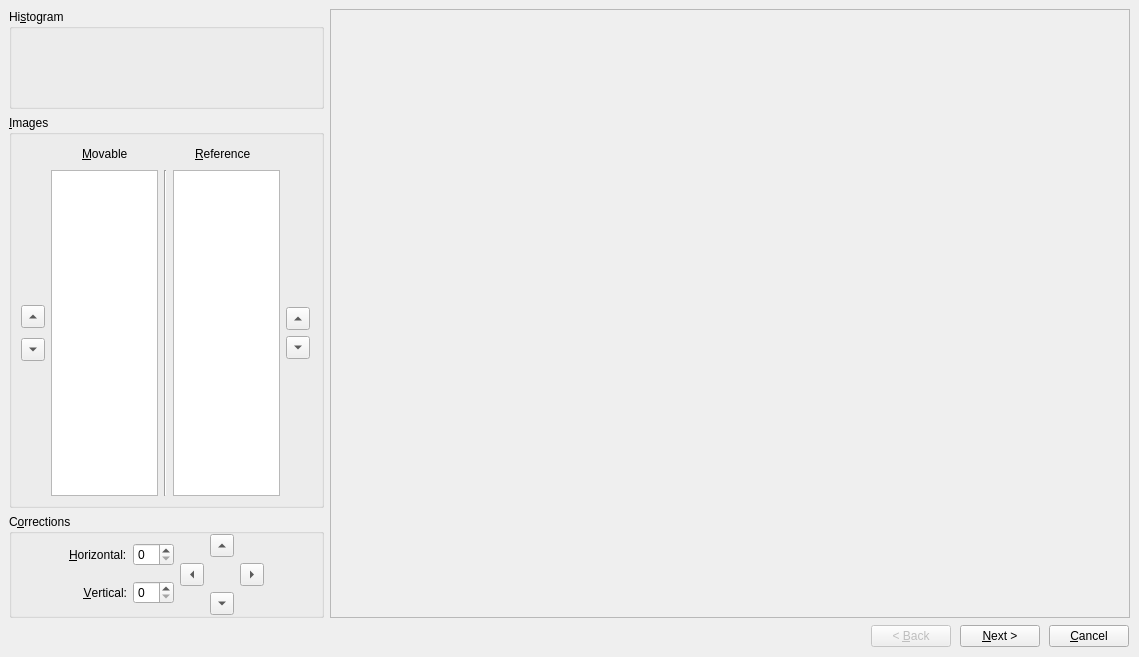
Old version of the form forms/aligndialog.ui in the repository LuminanceHDR/LuminanceHDR.
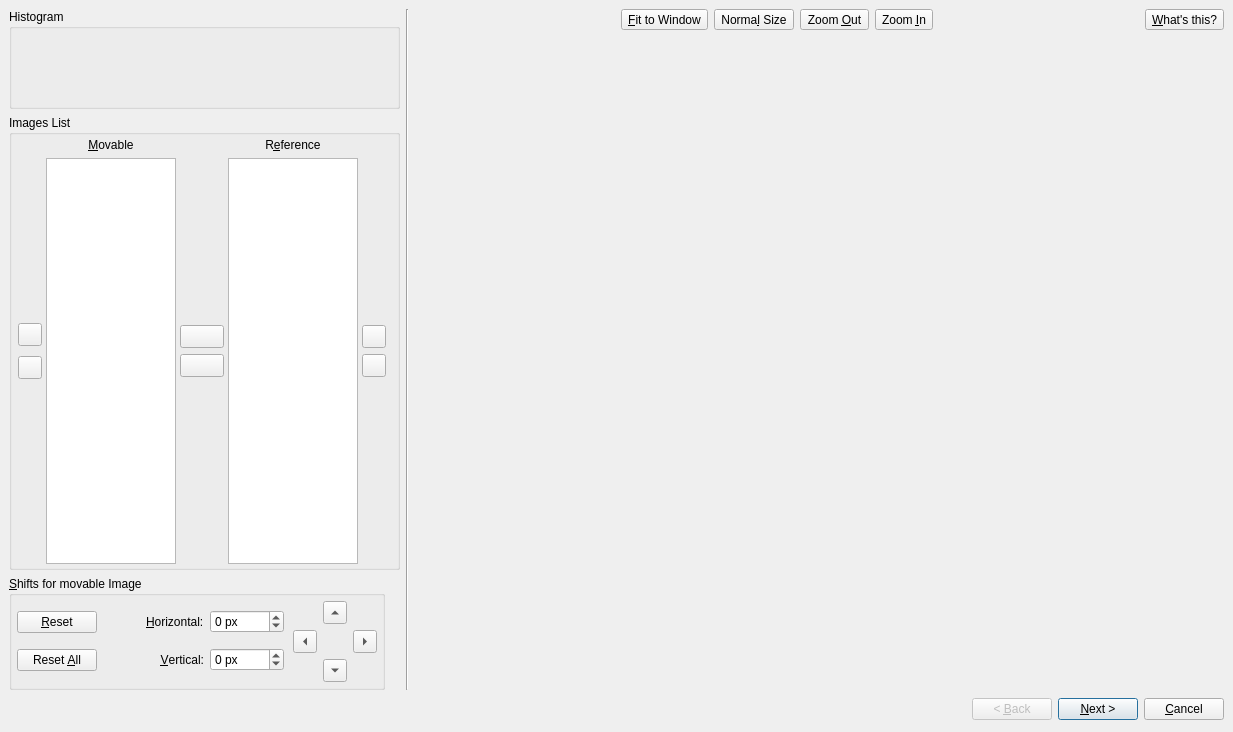
New version of the form. Icons and pictures are not drawn.

Commit message: project.pro: install doc (readme authors copying ...) files as well maingui: added "about qtpfsgui" info dialog maingui: showing hdr list in windows menu item hdr wizard: new manual alignment dialog hdr wizard: added 2 auto-alignment engines: hugin's align_image_stack and MTB hdr wizard: removed last wizard page (useless) hdr wizard: now checking that images have all the same size. help_about.ui renamed to documentation.ui pfsoutldrimage.cpp output QImage with alphas (opaque). now is possible to load jpeg and tiff in the same set AUTHORS: added czech translator

```diff
--- a/forms/aligndialog.ui
+++ b/forms/aligndialog.ui
@@ -1,6 +1,6 @@
 <ui version="4.0" >
- <class>AlignDialog</class>
- <widget class="QDialog" name="AlignDialog" >
+ <class>AlignmentDialog</class>
+ <widget class="QDialog" name="AlignmentDialog" >
   <property name="windowModality" >
    <enum>Qt::ApplicationModal</enum>
   </property>
@@ -8,12 +8,20 @@
    <rect>
     <x>0</x>
     <y>0</y>
-    <width>1139</width>
-    <height>657</height>
+    <width>1233</width>
+    <height>732</height>
    </rect>
   </property>
+  <property name="sizePolicy" >
+   <sizepolicy>
+    <hsizetype>3</hsizetype>
+    <vsizetype>5</vsizetype>
+    <horstretch>0</horstretch>
+    <verstretch>0</verstretch>
+   </sizepolicy>
+  </property>
   <property name="windowTitle" >
-   <string>Alignment Dialog</string>
+   <string>Manual Alignment Dialog</string>
   </property>
   <property name="windowIcon" >
    <iconset resource="../icons.qrc" >:/new/prefix1/images/qtpfsgui.png</iconset>
@@ -46,100 +54,281 @@
        </property>
        <item>
         <widget class="QGroupBox" name="histogramGroupBox" >
+         <property name="sizePolicy" >
+          <sizepolicy>
+           <hsizetype>5</hsizetype>
+           <vsizetype>5</vsizetype>
+           <horstretch>0</horstretch>
+           <verstretch>0</verstretch>
+          </sizepolicy>
+         </property>
          <property name="minimumSize" >
           <size>
            <width>0</width>
            <height>100</height>
           </size>
          </property>
+         <property name="toolTip" >
+          <string>Histogram of the image</string>
+         </property>
+         <property name="whatsThis" >
+          <string>When the same image is selected in both the movable and reference lists, this area will show the histogram of that image.</string>
+         </property>
          <property name="title" >
-          <string>Hi&amp;stogram</string>
+          <string>Histogram</string>
          </property>
         </widget>
        </item>
        <item>
         <widget class="QGroupBox" name="listsGroupBox" >
+         <property name="maximumSize" >
+          <size>
+           <width>391</width>
+           <height>16777215</height>
+          </size>
+         </property>
          <property name="title" >
-          <string>&amp;Images</string>
+          <string>Images List</string>
          </property>
-         <layout class="QVBoxLayout" >
+         <layout class="QHBoxLayout" >
           <property name="margin" >
-           <number>9</number>
+           <number>3</number>
           </property>
           <property name="spacing" >
-           <number>6</number>
+           <number>1</number>
           </property>
           <item>
-           <layout class="QHBoxLayout" >
+           <layout class="QVBoxLayout" >
+            <property name="margin" >
+             <number>0</number>
+            </property>
+            <property name="spacing" >
+             <number>10</number>
+            </property>
+            <item>
+             <spacer>
+              <property name="orientation" >
+               <enum>Qt::Vertical</enum>
+              </property>
+              <property name="sizeHint" >
+               <size>
+                <width>20</width>
+                <height>40</height>
+               </size>
+              </property>
+             </spacer>
+            </item>
+            <item>
+             <widget class="QToolButton" name="prevLeftButton" >
+              <property name="toolTip" >
+               <string>Select the previous image in the movable list</string>
+              </property>
+              <property name="whatsThis" >
+               <string>Use this button to move the selection to the previous image in the movable list.</string>
+              </property>
+              <property name="icon" >
+               <iconset resource="../icons.qrc" >:/new/prefix1/images/uparrow.png</iconset>
+              </property>
+             </widget>
+            </item>
+            <item>
+             <widget class="QToolButton" name="nextLeftButton" >
+              <property name="toolTip" >
+               <string>Select the next image in the movable list</string>
+              </property>
+              <property name="whatsThis" >
+               <string>Use this button to move the selection to the next image in the movable list.</string>
+              </property>
+              <property name="icon" >
+               <iconset resource="../icons.qrc" >:/new/prefix1/images/downarrow.png</iconset>
+              </property>
+             </widget>
+            </item>
+            <item>
+             <spacer>
+              <property name="orientation" >
+               <enum>Qt::Vertical</enum>
+              </property>
+              <property name="sizeHint" >
+               <size>
+                <width>20</width>
+                <height>40</height>
+               </size>
+              </property>
+             </spacer>
+            </item>
+           </layout>
+          </item>
+          <item>
+           <layout class="QVBoxLayout" >
             <property name="margin" >
              <number>0</number>
             </property>
             <property name="spacing" >
              <number>6</number>
             </property>
-            <item>
-             <spacer>
-              <property name="orientation" >
-               <enum>Qt::Horizontal</enum>
-              </property>
-              <property name="sizeHint" >
-               <size>
-                <width>40</width>
-                <height>20</height>
-               </size>
-              </property>
-             </spacer>
-            </item>
             <item>
              <widget class="QLabel" name="label" >
               <property name="text" >
                <string>&amp;Movable</string>
               </property>
+              <property name="alignment" >
+               <set>Qt::AlignCenter</set>
+              </property>
               <property name="buddy" >
                <cstring>movableListWidget</cstring>
               </property>
              </widget>
             </item>
             <item>
+             <widget class="QListWidget" name="movableListWidget" >
+              <property name="sizePolicy" >
+               <sizepolicy>
+                <hsizetype>7</hsizetype>
+                <vsizetype>7</vsizetype>
+                <horstretch>0</horstretch>
+                <verstretch>0</verstretch>
+               </sizepolicy>
+              </property>
+              <property name="maximumSize" >
+               <size>
+                <width>130</width>
+                <height>16777215</height>
+               </size>
+              </property>
+              <property name="toolTip" >
+               <string>The movable image is the one currently selected</string>
+              </property>
+              <property name="whatsThis" >
+               <string>The image currently selected in this list can be translated up,down,left and right using the controls below</string>
+              </property>
+             </widget>
+            </item>
+           </layout>
+          </item>
+          <item>
+           <layout class="QVBoxLayout" >
+            <property name="margin" >
+             <number>0</number>
+            </property>
+            <property name="spacing" >
+             <number>6</number>
+            </property>
+            <item>
              <spacer>
               <property name="orientation" >
-               <enum>Qt::Horizontal</enum>
+               <enum>Qt::Vertical</enum>
               </property>
               <property name="sizeHint" >
                <size>
-                <width>40</width>
-                <height>20</height>
+                <width>20</width>
+                <height>40</height>
                </size>
               </property>
              </spacer>
             </item>
+            <item>
+             <widget class="QToolButton" name="prevBothButton" >
+              <property name="minimumSize" >
+               <size>
+                <width>44</width>
+                <height>0</height>
+               </size>
+              </property>
+              <property name="toolTip" >
+               <string>Select the previous image in both lists</string>
+              </property>
+              <property name="whatsThis" >
+               <string>Use this button to move the selection to the previous image in both lists.</string>
+              </property>
+              <property name="icon" >
+               <iconset resource="../icons.qrc" >:/new/prefix1/images/uparrow.png</iconset>
+              </property>
+             </widget>
+            </item>
+            <item>
+             <widget class="QToolButton" name="nextBothButton" >
+              <property name="minimumSize" >
+               <size>
+                <width>44</width>
+                <height>0</height>
+               </size>
+              </property>
+              <property name="toolTip" >
+               <string>Select the next image in both lists</string>
+              </property>
+              <property name="whatsThis" >
+               <string>Use this button to move the selection to the next image in both lists.</string>
+              </property>
+              <property name="icon" >
+               <iconset resource="../icons.qrc" >:/new/prefix1/images/downarrow.png</iconset>
+              </property>
+             </widget>
+            </item>
+            <item>
+             <spacer>
+              <property name="orientation" >
+               <enum>Qt::Vertical</enum>
+              </property>
+              <property name="sizeHint" >
+               <size>
+                <width>20</width>
+                <height>40</height>
+               </size>
+              </property>
+             </spacer>
+            </item>
+           </layout>
+          </item>
+          <item>
+           <layout class="QVBoxLayout" >
+            <property name="margin" >
+             <number>0</number>
+            </property>
+            <property name="spacing" >
+             <number>6</number>
+            </property>
             <item>
              <widget class="QLabel" name="label_2" >
               <property name="text" >
-               <string>&amp;Reference</string>
+               <string>R&amp;eference</string>
+              </property>
+              <property name="alignment" >
+               <set>Qt::AlignCenter</set>
               </property>
               <property name="buddy" >
-               <cstring>movableListWidget_2</cstring>
+               <cstring>referenceListWidget</cstring>
               </property>
              </widget>
             </item>
             <item>
-             <spacer>
-              <property name="orientation" >
-               <enum>Qt::Horizontal</enum>
+             <widget class="QListWidget" name="referenceListWidget" >
+              <property name="sizePolicy" >
+               <sizepolicy>
+                <hsizetype>7</hsizetype>
+                <vsizetype>7</vsizetype>
+                <horstretch>0</horstretch>
+                <verstretch>0</verstretch>
+               </sizepolicy>
               </property>
-              <property name="sizeHint" >
+              <property name="maximumSize" >
                <size>
-                <width>40</width>
-                <height>20</height>
+                <width>130</width>
+                <height>16777215</height>
                </size>
               </property>
-             </spacer>
+              <property name="toolTip" >
+               <string>The reference image is the one currently selected</string>
+              </property>
+              <property name="whatsThis" >
+               <string>The image currently selected in this list serves as a reference position for the movable image</string>
+              </property>
+             </widget>
             </item>
            </layout>
           </item>
           <item>
-           <layout class="QHBoxLayout" >
+           <layout class="QVBoxLayout" >
             <property name="margin" >
              <number>0</number>
             </property>
@@ -147,117 +336,56 @@
              <number>6</number>
             </property>
             <item>
-             <layout class="QVBoxLayout" >
-              <property name="margin" >
-               <number>0</number>
+             <spacer>
+              <property name="orientation" >
+               <enum>Qt::Vertical</enum>
               </property>
-              <property name="spacing" >
-               <number>10</number>
+              <property name="sizeHint" >
+               <size>
+                <width>26</width>
+                <height>41</height>
+               </size>
               </property>
-              <item>
-               <spacer>
-                <property name="orientation" >
-                 <enum>Qt::Vertical</enum>
-                </property>
-                <property name="sizeHint" >
-                 <size>
-                  <width>20</width>
-                  <height>40</height>
-                 </size>
-                </property>
-               </spacer>
-              </item>
-              <item>
-               <widget class="QToolButton" name="prevLeftButton" >
-                <property name="arrowType" >
-                 <enum>Qt::UpArrow</enum>
-                </property>
-               </widget>
-              </item>
-              <item>
-               <widget class="QToolButton" name="nextLeftButton" >
-                <property name="arrowType" >
-                 <enum>Qt::DownArrow</enum>
-                </property>
-               </widget>
-              </item>
-              <item>
-               <spacer>
-                <property name="orientation" >
-                 <enum>Qt::Vertical</enum>
-                </property>
-                <property name="sizeHint" >
-                 <size>
-                  <width>20</width>
-                  <height>40</height>
-                 </size>
-                </property>
-               </spacer>
-              </item>
-             </layout>
+             </spacer>
             </item>
             <item>
-             <widget class="QListWidget" name="movableListWidget" />
+             <widget class="QToolButton" name="prevRightButton" >
+              <property name="toolTip" >
+               <string>Select the previous image in the reference list</string>
+              </property>
+              <property name="whatsThis" >
+               <string>Use this button to move the selection to the previous image in the reference list.</string>
+              </property>
+              <property name="icon" >
+               <iconset resource="../icons.qrc" >:/new/prefix1/images/uparrow.png</iconset>
+              </property>
+             </widget>
             </item>
             <item>
-             <widget class="Line" name="line" >
-              <property name="orientation" >
-               <enum>Qt::Vertical</enum>
+             <widget class="QToolButton" name="nextRightButton" >
+              <property name="toolTip" >
+               <string>Select the next image in the reference list</string>
               </property>
+              <property name="whatsThis" >
+               <string>Use this button to move the selection to the next image in the reference list.</string>
+              </property>
+              <property name="icon" >
+               <iconset resource="../icons.qrc" >:/new/prefix1/images/downarrow.png</iconset>
+              </property>
              </widget>
             </item>
             <item>
-             <widget class="QListWidget" name="movableListWidget_2" />
-            </item>
-            <item>
-             <layout class="QVBoxLayout" >
-              <property name="margin" >
-               <number>0</number>
+             <spacer>
+              <property name="orientation" >
+               <enum>Qt::Vertical</enum>
               </property>
-              <property name="spacing" >
-               <number>6</number>
+              <property name="sizeHint" >
+               <size>
+                <width>26</width>
+                <height>41</height>
+               </size>
               </property>
-              <item>
-               <spacer>
-                <property name="orientation" >
-                 <enum>Qt::Vertical</enum>
-                </property>
-                <property name="sizeHint" >
-                 <size>
-                  <width>26</width>
-                  <height>41</height>
-                 </size>
-                </property>
-               </spacer>
-              </item>
-              <item>
-               <widget class="QToolButton" name="prevRightButton" >
-                <property name="arrowType" >
-                 <enum>Qt::UpArrow</enum>
-                </property>
-               </widget>
-              </item>
-              <item>
-               <widget class="QToolButton" name="nextRightButton" >
-                <property name="arrowType" >
-                 <enum>Qt::DownArrow</enum>
-                </property>
-               </widget>
-              </item>
-              <item>
-               <spacer>
-                <property name="orientation" >
-                 <enum>Qt::Vertical</enum>
-                </property>
-                <property name="sizeHint" >
-                 <size>
-                  <width>26</width>
-                  <height>41</height>
-                 </size>
-                </property>
-               </spacer>
-              </item>
-             </layout>
+             </spacer>
             </item>
            </layout>
           </item>
@@ -266,16 +394,60 @@
        </item>
        <item>
         <widget class="QGroupBox" name="correctionsGroupBox" >
+         <property name="sizePolicy" >
+          <sizepolicy>
+           <hsizetype>4</hsizetype>
+           <vsizetype>5</vsizetype>
+           <horstretch>0</horstretch>
+           <verstretch>0</verstretch>
+          </sizepolicy>
+         </property>
+         <property name="toolTip" >
+          <string>Shift values for the currently selected movable image</string>
+         </property>
+         <property name="whatsThis" >
+          <string>Here the user can view and set the shift values for the currently selected movable image</string>
+         </property>
          <property name="title" >
-          <string>C&amp;orrections</string>
+          <string>&amp;Shifts for movable Image</string>
          </property>
          <layout class="QHBoxLayout" >
           <property name="margin" >
-           <number>0</number>
+           <number>5</number>
           </property>
           <property name="spacing" >
-           <number>6</number>
+           <number>9</number>
           </property>
+          <item>
+           <layout class="QVBoxLayout" >
+            <property name="margin" >
+             <number>0</number>
+            </property>
+            <property name="spacing" >
+             <number>6</number>
+            </property>
+            <item>
+             <widget class="QPushButton" name="resetButton" >
+              <property name="toolTip" >
+               <string>Reset the shift values for the currently selected movable image</string>
+              </property>
+              <property name="text" >
+               <string>&amp;Reset</string>
+              </property>
+             </widget>
+            </item>
+            <item>
+             <widget class="QPushButton" name="resetAllButton" >
+              <property name="toolTip" >
+               <string>Reset the shift values for all the images</string>
+              </property>
+              <property name="text" >
+               <string>Reset &amp;All</string>
+              </property>
+             </widget>
+            </item>
+           </layout>
+          </item>
           <item>
            <spacer>
             <property name="orientation" >
@@ -303,7 +475,7 @@
                <string>&amp;Horizontal:</string>
               </property>
               <property name="buddy" >
-               <cstring>vertShiftSB</cstring>
+               <cstring>horizShiftSB</cstring>
               </property>
              </widget>
             </item>
@@ -324,10 +496,36 @@
              </widget>
             </item>
             <item row="0" column="1" >
-             <widget class="QSpinBox" name="horizShiftSB" />
+             <widget class="QSpinBox" name="horizShiftSB" >
+              <property name="toolTip" >
+               <string>Insert an horizontal shift value for the currently selected movable image</string>
+              </property>
+              <property name="suffix" >
+               <string> px</string>
+              </property>
+              <property name="maximum" >
+               <number>9000</number>
+              </property>
+              <property name="minimum" >
+               <number>-9000</number>
+              </property>
+             </widget>
             </item>
             <item row="1" column="1" >
-             <widget class="QSpinBox" name="vertShiftSB" />
+             <widget class="QSpinBox" name="vertShiftSB" >
+              <property name="toolTip" >
+               <string>Insert a vertical shift value for the currently selected movable image</string>
+              </property>
+              <property name="suffix" >
+               <string> px</string>
+              </property>
+              <property name="maximum" >
+               <number>9000</number>
+              </property>
+              <property name="minimum" >
+               <number>-9000</number>
+              </property>
+             </widget>
             </item>
            </layout>
           </item>
@@ -341,6 +539,12 @@
             </property>
             <item row="0" column="1" >
              <widget class="QToolButton" name="upToolButton" >
+              <property name="toolTip" >
+               <string>Move up of 1 pixel the currently selected movable image</string>
+              </property>
+              <property name="autoRepeat" >
+               <bool>true</bool>
+              </property>
               <property name="arrowType" >
                <enum>Qt::UpArrow</enum>
               </property>
@@ -348,6 +552,12 @@
             </item>
             <item row="2" column="1" >
              <widget class="QToolButton" name="downToolButton" >
+              <property name="toolTip" >
+               <string>Move down of 1 pixel the currently selected movable image</string>
+              </property>
+              <property name="autoRepeat" >
+               <bool>true</bool>
+              </property>
               <property name="arrowType" >
                <enum>Qt::DownArrow</enum>
               </property>
@@ -355,6 +565,12 @@
             </item>
             <item row="1" column="2" >
              <widget class="QToolButton" name="rightToolButton" >
+              <property name="toolTip" >
+               <string>Move right of 1 pixel the currently selected movable image</string>
+              </property>
+              <property name="autoRepeat" >
+               <bool>true</bool>
+              </property>
               <property name="arrowType" >
                <enum>Qt::RightArrow</enum>
               </property>
@@ -362,6 +578,12 @@
             </item>
             <item row="1" column="0" >
              <widget class="QToolButton" name="leftToolButton" >
+              <property name="toolTip" >
+               <string>Move left of 1 pixel the currently selected movable image</string>
+              </property>
+              <property name="autoRepeat" >
+               <bool>true</bool>
+              </property>
               <property name="arrowType" >
                <enum>Qt::LeftArrow</enum>
               </property>
@@ -369,49 +591,204 @@
             </item>
            </layout>
           </item>
-          <item>
-           <spacer>
-            <property name="orientation" >
-             <enum>Qt::Horizontal</enum>
-            </property>
-            <property name="sizeHint" >
-             <size>
-              <width>40</width>
-              <height>20</height>
-             </size>
-            </property>
-           </spacer>
-          </item>
          </layout>
         </widget>
        </item>
       </layout>
      </item>
      <item>
-      <widget class="QFrame" name="diffImageFrame" >
-       <property name="minimumSize" >
-        <size>
-         <width>800</width>
-         <height>600</height>
-        </size>
-       </property>
-       <property name="frameShape" >
-        <enum>QFrame::StyledPanel</enum>
-       </property>
-       <property name="frameShadow" >
-        <enum>QFrame::Sunken</enum>
+      <widget class="Line" name="line_2" >
+       <property name="orientation" >
+        <enum>Qt::Vertical</enum>
        </property>
       </widget>
      </item>
+     <item>
+      <layout class="QVBoxLayout" >
+       <property name="margin" >
+        <number>0</number>
+       </property>
+       <property name="spacing" >
+        <number>6</number>
+       </property>
+       <item>
+        <layout class="QHBoxLayout" >
+         <property name="margin" >
+          <number>0</number>
+         </property>
+         <property name="spacing" >
+          <number>6</number>
+         </property>
+         <item>
+          <spacer>
+           <property name="orientation" >
+            <enum>Qt::Horizontal</enum>
+           </property>
+           <property name="sizeHint" >
+            <size>
+             <width>20</width>
+             <height>20</height>
+            </size>
+           </property>
+          </spacer>
+         </item>
+         <item>
+          <widget class="QToolButton" name="fitButton" >
+           <property name="toolTip" >
+            <string>Fit to window</string>
+           </property>
+           <property name="text" >
+            <string>&amp;Fit to Window</string>
+           </property>
+           <property name="icon" >
+            <iconset resource="../icons.qrc" >:/new/prefix1/images/viewmagfit.png</iconset>
+           </property>
+           <property name="iconSize" >
+            <size>
+             <width>22</width>
+             <height>22</height>
+            </size>
+           </property>
+           <property name="checkable" >
+            <bool>true</bool>
+           </property>
+          </widget>
+         </item>
+         <item>
+          <widget class="QToolButton" name="origSizeButton" >
+           <property name="toolTip" >
+            <string>Original size</string>
+           </property>
+           <property name="text" >
+            <string>Norma&amp;l Size</string>
+           </property>
+           <property name="icon" >
+            <iconset resource="../icons.qrc" >:/new/prefix1/images/viewmag1.png</iconset>
+           </property>
+           <property name="iconSize" >
+            <size>
+             <width>22</width>
+             <height>22</height>
+            </size>
+           </property>
+          </widget>
+         </item>
+         <item>
+          <widget class="QToolButton" name="zoomOutButton" >
+           <property name="toolTip" >
+            <string>Zoom Out</string>
+           </property>
+           <property name="text" >
+            <string>Zoom &amp;Out</string>
+           </property>
+           <property name="icon" >
+            <iconset resource="../icons.qrc" >:/new/prefix1/images/viewmag_dec.png</iconset>
+           </property>
+           <property name="iconSize" >
+            <size>
+             <width>22</width>
+             <height>22</height>
+            </size>
+           </property>
+          </widget>
+         </item>
+         <item>
+          <widget class="QToolButton" name="zoomInButton" >
+           <property name="toolTip" >
+            <string>Zoom In</string>
+           </property>
+           <property name="text" >
+            <string>Zoom &amp;In</string>
+           </property>
+           <property name="icon" >
+            <iconset resource="../icons.qrc" >:/new/prefix1/images/viewmag_inc.png</iconset>
+           </property>
+           <property name="iconSize" >
+            <size>
+             <width>22</width>
+             <height>22</height>
+            </size>
+           </property>
+          </widget>
+         </item>
+         <item>
+          <spacer>
+           <property name="orientation" >
+            <enum>Qt::Horizontal</enum>
+           </property>
+           <property name="sizeHint" >
+            <size>
+             <width>40</width>
+             <height>20</height>
+            </size>
+           </property>
+          </spacer>
+         </item>
+         <item>
+          <widget class="QToolButton" name="whatsThisButton" >
+           <property name="toolTip" >
+            <string>Get information about the graphical elements</string>
+           </property>
+           <property name="text" >
+            <string>&amp;What's this?</string>
+           </property>
+           <property name="icon" >
+            <iconset resource="../icons.qrc" >:/new/prefix1/images/whatsthis.png</iconset>
+           </property>
+           <property name="iconSize" >
+            <size>
+             <width>22</width>
+             <height>22</height>
+            </size>
+           </property>
+           <property name="shortcut" >
+            <string>Shift+F1</string>
+           </property>
+          </widget>
+         </item>
+        </layout>
+       </item>
+       <item>
+        <widget class="QFrame" name="diffImageFrame" >
+         <property name="sizePolicy" >
+          <sizepolicy>
+           <hsizetype>3</hsizetype>
+           <vsizetype>13</vsizetype>
+           <horstretch>0</horstretch>
+           <verstretch>0</verstretch>
+          </sizepolicy>
+         </property>
+         <property name="minimumSize" >
+          <size>
+           <width>555</width>
+           <height>300</height>
+          </size>
+         </property>
+         <property name="toolTip" >
+          <string>Difference between movable and reference image.</string>
+         </property>
+         <property name="whatsThis" >
+          <string>This area shows the difference between the movable and the reference image. If the same image is selected in both the movable and reference list, this area will show the image itself.</string>
+         </property>
+         <property name="frameShape" >
+          <enum>QFrame::NoFrame</enum>
+         </property>
+         <property name="frameShadow" >
+          <enum>QFrame::Sunken</enum>
+         </property>
+        </widget>
+       </item>
+      </layout>
+     </item>
     </layout>
    </item>
    <item>
     <layout class="QHBoxLayout" >
      <property name="margin" >
-      <number>1</number>
+      <number>0</number>
      </property>
      <property name="spacing" >
-      <number>9</number>
+      <number>6</number>
      </property>
      <item>
       <spacer>
@@ -420,8 +797,8 @@
        </property>
        <property name="sizeHint" >
         <size>
-         <width>141</width>
-         <height>20</height>
+         <width>821</width>
+         <height>27</height>
         </size>
        </property>
       </spacer>
@@ -441,6 +818,9 @@
        <property name="text" >
         <string>&amp;Next ></string>
        </property>
+       <property name="default" >
+        <bool>true</bool>
+       </property>
       </widget>
      </item>
      <item>
```
Left out of the diff: 19 changed lines with no effect on the pictures. The commit also changes 22 other files.
